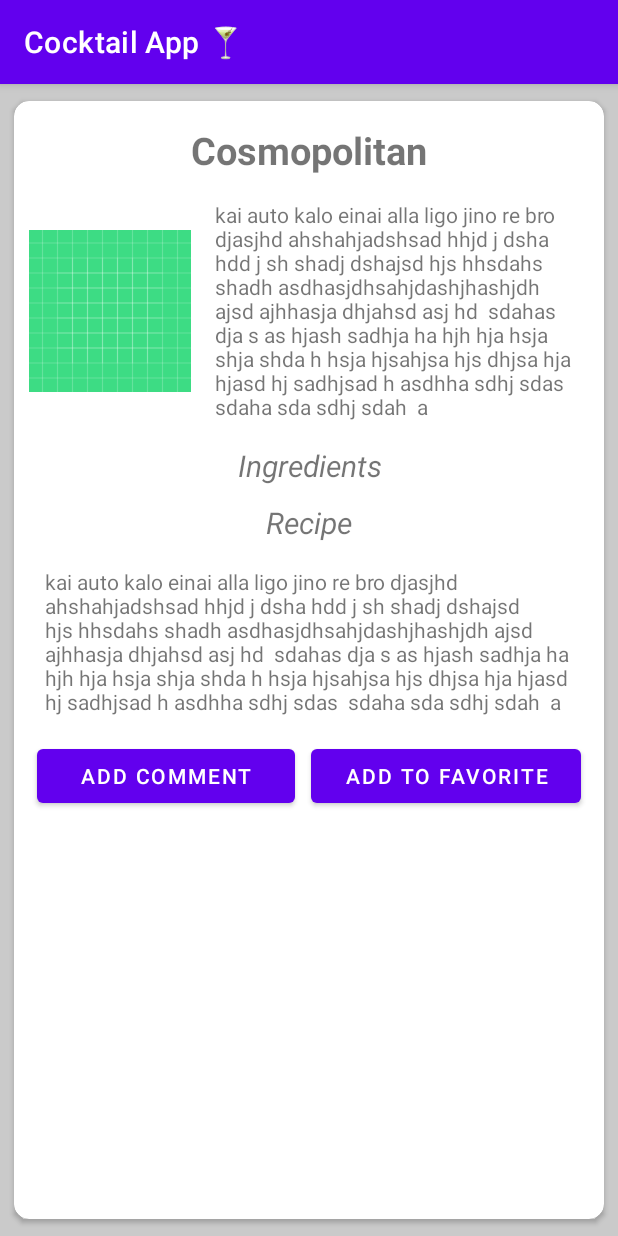
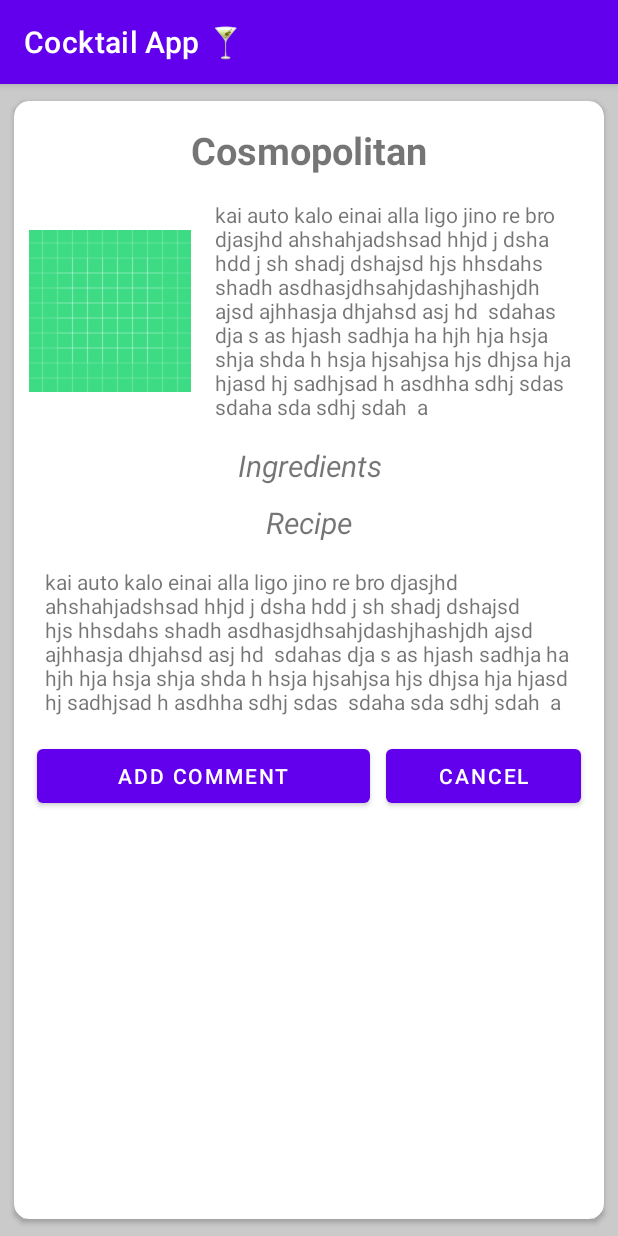
Before and after one commit to grigange/CocktailAndroidApp, an Android app: the InfoActivity screen opened directly, with no data from a screen before it, on a phone screen of 412 x 824 dp. Run offline under Robolectric (Android 15) with nearby library versions, the phone set to English and light mode, and no system bars.

Commit message:
ola ta cancel ready

```diff
--- a/app/src/main/java/com/example/cocktailandroidapp/CommentActivity.java
+++ b/app/src/main/java/com/example/cocktailandroidapp/CommentActivity.java
@@ -23,5 +23,7 @@ public class CommentActivity extends AppCompatActivity {
                 startActivity(i);
             }
         });
+
+
     }
 }
--- a/app/src/main/java/com/example/cocktailandroidapp/InfoActivity.java
+++ b/app/src/main/java/com/example/cocktailandroidapp/InfoActivity.java
@@ -24,5 +24,16 @@ public class InfoActivity extends AppCompatActivity {
                 startActivity(i);
             }
         });
+
+        Button button2= (Button)findViewById(R.id.button5);
+        button2.setOnClickListener(new View.OnClickListener() {
+
+            @Override
+            public void onClick(View v) {
+
+                Intent b = new Intent(InfoActivity.this, MainActivity.class);
+                startActivity(b);
+            }
+        });
     }
 }
--- a/app/src/main/res/layout/activity_info.xml
+++ b/app/src/main/res/layout/activity_info.xml
@@ -167,12 +167,12 @@
                             android:text="Add Comment" />
 
                         <Button
-                            android:id="@+id/button6"
+                            android:id="@+id/button5"
                             android:layout_width="wrap_content"
                             android:layout_height="wrap_content"
                             android:layout_margin="5dp"
                             android:layout_weight="1"
-                            android:text="Add to favorite" />
+                            android:text="Cancel" />
                     </LinearLayout>
 
                 </LinearLayout>
```
